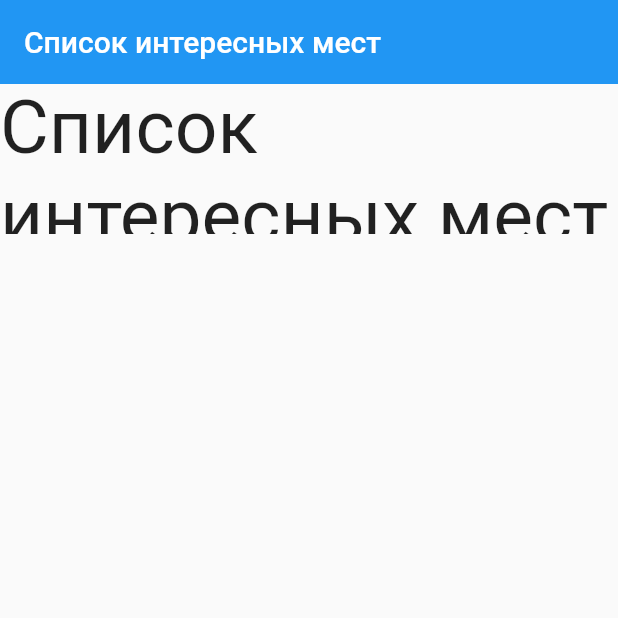
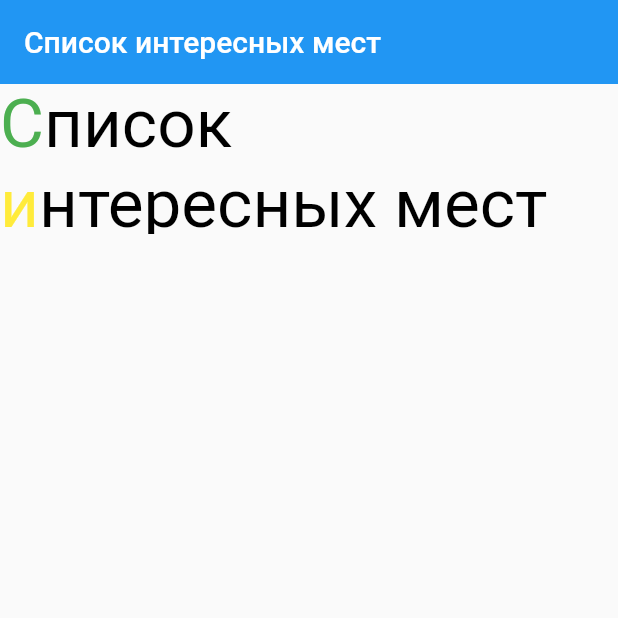
Before and after one commit to AleksPisanets-Yakimova/flutter_project_yakimova, a Flutter app: the screen it shows after launch, on a phone screen of 412 x 824 dp, the top half of it. Run offline on Flutter 3.47's test engine with Material 2 defaults, Android fonts, the phone set to English and light mode, and no system bars.

Commit message:
задание 2 в блоке 4-4

```diff
--- a/places/lib/ui/screen/sight_list_screen.dart
+++ b/places/lib/ui/screen/sight_list_screen.dart
@@ -6,15 +6,18 @@ class SightListScreen extends StatefulWidget {
 }
 
 class SightListScreenState extends State<SightListScreen> {
-  final t = 'Список интересных мест';
-  final r = 'Список интересных мест';
+  final titleText = 'Cписок интересных мест';
+  final S = 'С';
+  final s = 'писок ';
+  final i = 'и';
+  final m = 'нтересных мест';
 
   // ignore: prefer_void_to_null
   Null get color => null;
   @override
   Widget build(BuildContext context) => Scaffold(
         appBar: AppBar(
-          title: Text(t),
+          title: Text(titleText),
           elevation: 0,
         ),
         body: Form(
@@ -22,13 +25,38 @@ class SightListScreenState extends State<SightListScreen> {
             decoration: BoxDecoration(color: color),
             width: double.infinity,
             height: 100,
-            child: Text(
-              r,
+            child: RichText(
+              text: TextSpan(
+                  text: S,
+                  style: const TextStyle(
+                    color: Colors.green,
+                    fontSize: 45,
+                    fontFamily: 'Roboto',
+                  ),
+                  children: [
+                    TextSpan(
+                        text: s,
+                        style: const TextStyle(
+                          color: Colors.black,
+                          fontSize: 45,
+                          fontFamily: 'Roboto',
+                        )),
+                    TextSpan(
+                        text: i,
+                        style: const TextStyle(
+                          color: Colors.yellow,
+                          fontSize: 45,
+                          fontFamily: 'Roboto',
+                        )),
+                    TextSpan(
+                        text: m,
+                        style: const TextStyle(
+                          color: Colors.black,
+                          fontSize: 45,
+                          fontFamily: 'Roboto',
+                        )),
+                  ]),
               maxLines: 2,
-              style: const TextStyle(
-                fontSize: 50,
-                fontFamily: 'Roboto',
-              ),
             ),
           ),
         ),
```
